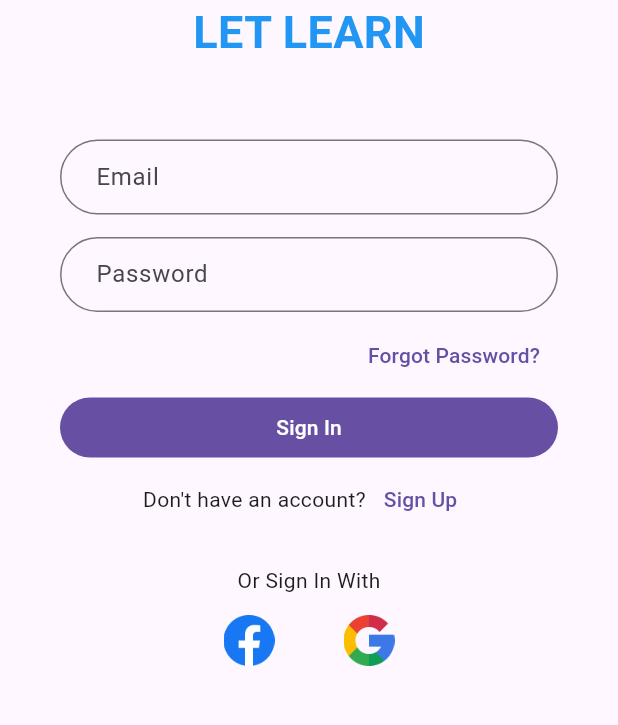
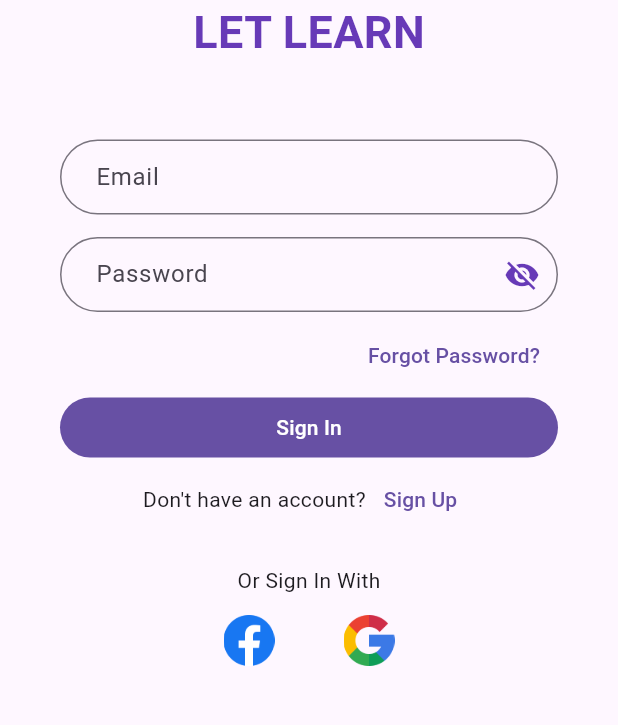
Before and after one commit to nmhieu0504/one_on_one_learning, a Flutter app: the screen it shows after launch, on a phone screen of 412 x 824 dp, the part 405-1130 px from its top. Run offline on Flutter 3.47's test engine with Material 2 defaults, Android fonts, the phone set to English and light mode, and no system bars; our stand-ins replace motion_toast, table_calendar, video_player; missing offline and left inert: jitsi_meet_wrapper, syncfusion_flutter_pdfviewer.

Commit message:
add login

```diff
--- a/lib/main.dart
+++ b/lib/main.dart
@@ -17,7 +17,7 @@ class MyApp extends StatelessWidget {
       debugShowCheckedModeBanner: false,
       title: 'Flutter Demo',
       theme: ThemeData(primarySwatch: Colors.blue, useMaterial3: true),
-      home: const LoginPage('Sign In'),
+      home: const LoginPage(),
     );
   }
 }
--- /dev/null
+++ b/lib/utils/backend.dart
@@ -0,0 +1,5 @@
+class API_URL {
+  static const String BASE_URL = "https://sandbox.api.lettutor.com";
+
+  static const String LOGIN = "$BASE_URL/auth/login";
+}
--- a/lib/views/courses_page/course_card_component.dart
+++ b/lib/views/courses_page/course_card_component.dart
@@ -1,6 +1,6 @@
 import 'package:flutter/material.dart';
 import 'package:one_on_one_learning/views/courses_page/course_detail_page.dart';
-import 'package:one_on_one_learning/utils/ui_data/ui_data.dart';
+import 'package:one_on_one_learning/utils/ui_data.dart';
 
 class CourseCardComponent extends StatelessWidget {
   const CourseCardComponent({super.key});
--- a/lib/views/courses_page/ebook_list_page.dart
+++ b/lib/views/courses_page/ebook_list_page.dart
@@ -1,5 +1,5 @@
 import 'package:flutter/material.dart';
-import 'package:one_on_one_learning/utils/ui_data/ui_data.dart';
+import 'package:one_on_one_learning/utils/ui_data.dart';
 
 class EBookList extends StatelessWidget {
   const EBookList({super.key});
--- a/lib/views/history_page/history_page.dart
+++ b/lib/views/history_page/history_page.dart
@@ -1,5 +1,5 @@
 import 'package:flutter/material.dart';
-import '../../utils/ui_data/ui_data.dart';
+import '../../utils/ui_data.dart';
 
 class HistoryPage extends StatefulWidget {
   const HistoryPage({super.key});
--- a/lib/views/home_page/tutor_card_component.dart
+++ b/lib/views/home_page/tutor_card_component.dart
@@ -1,6 +1,6 @@
 import 'package:flutter/material.dart';
 import 'package:one_on_one_learning/views/tutor_page/tutor_detail_page.dart';
-import 'package:one_on_one_learning/utils/ui_data/ui_data.dart';
+import 'package:one_on_one_learning/utils/ui_data.dart';
 
 class TutorCard extends StatefulWidget {
   const TutorCard({super.key});
--- a/lib/views/login_page/login_page.dart
+++ b/lib/views/login_page/login_page.dart
@@ -1,17 +1,63 @@
 import 'package:flutter/material.dart';
-import 'package:one_on_one_learning/utils/ui_data/ui_data.dart';
+import 'package:motion_toast/motion_toast.dart';
+import 'package:motion_toast/resources/arrays.dart';
+import 'package:one_on_one_learning/utils/backend.dart';
+import 'package:one_on_one_learning/utils/ui_data.dart';
+import 'package:http/http.dart' as http;
+
 import '../navigator_page.dart';
 
-class LoginPage extends StatelessWidget {
-  const LoginPage(this.title, {super.key});
+class LoginPage extends StatefulWidget {
+  const LoginPage({super.key});
 
-  final String title;
+  @override
+  State<LoginPage> createState() => _LoginPageState();
+}
+
+class _LoginPageState extends State<LoginPage> {
+  bool _obscureText = true;
+  bool _loading = false;
+  TextEditingController _emailController = TextEditingController();
+  TextEditingController _passwordController = TextEditingController();
+
+  Future<bool> _signIn() async {
+    setState(() {
+      _loading = true;
+    });
+    final response = await http.post(Uri.parse(API_URL.LOGIN), body: {
+      "email": _emailController.text,
+      "password": _passwordController.text,
+    });
+
+    if (response.statusCode == 200) {
+      return true;
+    } else {
+      // If the server did not return a 200 OK response,
+      // then throw an exception.
+      return false;
+    }
+  }
+
+  void _displayDeleteMotionToast() {
+    MotionToast.error(
+      title: const Text(
+        'Invalid',
+        style: TextStyle(
+          fontWeight: FontWeight.bold,
+        ),
+      ),
+      description: const Text('Wrong email or password'),
+      animationType: AnimationType.fromTop,
+      position: MotionToastPosition.top,
+    ).show(context);
+  }
 
   @override
   Widget build(BuildContext context) {
     return Scaffold(
       body: SafeArea(
-        child: ListView(
+        child: Stack(children: [
+          ListView(
             padding: const EdgeInsets.all(40.0),
             children: <Widget>[
               Container(
@@ -23,7 +69,7 @@ class LoginPage extends StatelessWidget {
                     style: TextStyle(
                       fontSize: 30,
                       fontWeight: FontWeight.bold,
-                    color: Colors.blue,
+                      color: Colors.deepPurple,
                     )),
               ),
               Container(
@@ -31,6 +77,7 @@ class LoginPage extends StatelessWidget {
                 child: SizedBox(
                   height: 50,
                   child: TextField(
+                    controller: _emailController,
                     decoration: InputDecoration(
                       contentPadding: const EdgeInsets.all(20),
                       border: OutlineInputBorder(
@@ -46,14 +93,27 @@ class LoginPage extends StatelessWidget {
                 child: SizedBox(
                   height: 50,
                   child: TextField(
+                    controller: _passwordController,
                     decoration: InputDecoration(
                       contentPadding: const EdgeInsets.all(20),
                       border: OutlineInputBorder(
                         borderRadius: BorderRadius.circular(30),
                       ),
                       labelText: 'Password',
+                      suffixIcon: IconButton(
+                        onPressed: () {
+                          setState(() {
+                            _obscureText = !_obscureText;
+                          });
+                        },
+                        icon: Icon(
+                            _obscureText
+                                ? Icons.visibility_off
+                                : Icons.visibility,
+                            color: Colors.deepPurple),
                       ),
-                  obscureText: true,
+                    ),
+                    obscureText: _obscureText,
                   ),
                 ),
               ),
@@ -67,7 +127,9 @@ class LoginPage extends StatelessWidget {
                 ],
               ),
               FilledButton(
-              onPressed: () {
+                onPressed: () async {
+                  bool result = await _signIn();
+                  if (result) {
                     Navigator.pop(context);
                     Navigator.push(
                       context,
@@ -75,6 +137,12 @@ class LoginPage extends StatelessWidget {
                         return const NavigatorPage('Home Page');
                       }),
                     );
+                  } else {
+                    setState(() {
+                      _loading = false;
+                    });
+                    _displayDeleteMotionToast();
+                  }
                 },
                 child: const Text('Sign In'),
               ),
@@ -136,6 +204,18 @@ class LoginPage extends StatelessWidget {
               )
             ],
           ),
+          _loading
+              ? Opacity(
+                  opacity: 0.8,
+                  child: Container(
+                    color: Colors.white,
+                    child: const Center(
+                      child: CircularProgressIndicator(),
+                    ),
+                  ),
+                )
+              : const SizedBox(),
+        ]),
       ),
     );
   }
--- a/lib/views/schedule_page/schedule_page.dart
+++ b/lib/views/schedule_page/schedule_page.dart
@@ -1,5 +1,5 @@
 import 'package:flutter/material.dart';
-import '../../utils/ui_data/ui_data.dart';
+import '../../utils/ui_data.dart';
 
 class SchedulePage extends StatelessWidget {
   const SchedulePage({super.key});
--- a/lib/views/tutor_page/tutor_detail_page.dart
+++ b/lib/views/tutor_page/tutor_detail_page.dart
@@ -1,7 +1,7 @@
 import 'package:flutter/material.dart';
 import 'package:one_on_one_learning/views/booking_page/booking_page.dart';
 import 'package:video_player/video_player.dart';
-import 'package:one_on_one_learning/utils/ui_data/ui_data.dart';
+import 'package:one_on_one_learning/utils/ui_data.dart';
 
 class TutorPage extends StatefulWidget {
   const TutorPage({super.key});
--- a/lib/views/tutor_page/tutors_list_page.dart
+++ b/lib/views/tutor_page/tutors_list_page.dart
@@ -1,6 +1,6 @@
 import 'package:flutter/material.dart';
 import 'package:one_on_one_learning/views/tutor_page/tutor_detail_page.dart';
-import '../../utils/ui_data/ui_data.dart';
+import '../../utils/ui_data.dart';
 
 class TutorsListPage extends StatefulWidget {
   const TutorsListPage({super.key});
--- a/pubspec.yaml
+++ b/pubspec.yaml
@@ -42,6 +42,7 @@ dependencies:
   booking_calendar: ^1.1.9
   table_calendar: ^3.0.8
   jitsi_meet_wrapper: ^0.0.6
+  motion_toast: ^2.6.6
 
 dev_dependencies:
   flutter_test:
```
Also changed, not shown: lib/utils/ui_data.dart (renamed from lib/utils/ui_data/ui_data.dart), pubspec.lock. Lines whose indentation alone changed are shown as unchanged.
